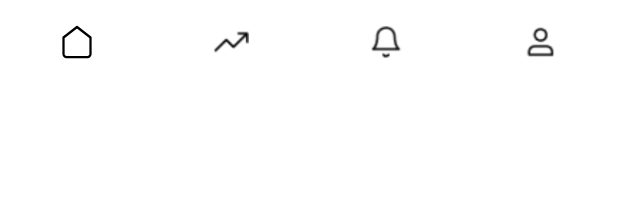
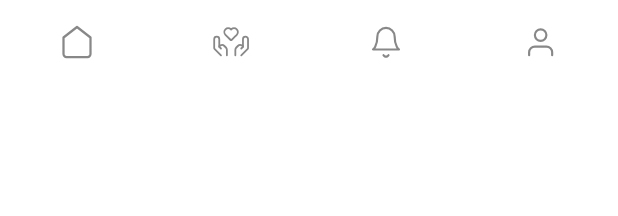
Before and after one commit to Welling-HCI-Team5/Welling_Android, an Android app built with Jetpack Compose: the @Preview function Navi_DefaultPreview, on a phone screen of 412 x 824 dp. Shown: the top 216 px of the screen. Run offline under Robolectric (Android 15) with nearby library versions, the phone set to English and light mode, and no system bars; Roboto replaces fonts that are not available here.

Commit message:
fix: BottomNav 최종 수정 및 관련 기부 진행하기 navigate Fix

```diff
--- a/app/src/main/java/com/example/welling/component/BottomNavigationBar.kt
+++ b/app/src/main/java/com/example/welling/component/BottomNavigationBar.kt
@@ -38,7 +38,8 @@ fun BottomNavigationBar(navController: NavHostController) {
                 Icon(
                     painter = painterResource(id = R.drawable.home),
                     contentDescription = null,
-                    modifier = Modifier.size(24.dp)
+                    modifier = Modifier.size(24.dp),
+                    tint = if (currentRoute == "main_donation") Color(0xFFA4D41C) else Color.Gray
                 )
             },
             selected = currentRoute == "main_donation",
@@ -59,9 +60,10 @@ fun BottomNavigationBar(navController: NavHostController) {
         BottomNavigationItem(
             icon = {
                 Icon(
-                    painter = painterResource(R.drawable.grayway),
+                    painter = painterResource(R.drawable.icon__donate),
                     contentDescription = null,
-                    modifier = Modifier.size(24.dp)
+                    modifier = Modifier.size(24.dp),
+                    tint = if (currentRoute == "ability_donation") Color(0xFFA4D41C) else Color.Gray
                 )
             },
             selected = currentRoute == "ability_donation",
@@ -82,9 +84,10 @@ fun BottomNavigationBar(navController: NavHostController) {
         BottomNavigationItem(
             icon = {
                 Icon(
-                    painter = painterResource(R.drawable.bell),
+                    painter = painterResource(R.drawable.icon_bell),
                     contentDescription = null,
-                    modifier = Modifier.size(24.dp)
+                    modifier = Modifier.size(24.dp),
+                    tint = if (currentRoute == "notifications") Color(0xFFA4D41C) else Color.Gray
                 )
             },
             selected = currentRoute == "notifications",
@@ -105,9 +108,10 @@ fun BottomNavigationBar(navController: NavHostController) {
         BottomNavigationItem(
             icon = {
                 Icon(
-                    painter = painterResource(R.drawable.user),
+                    painter = painterResource(R.drawable.icon_user),
                     contentDescription = null,
-                    modifier = Modifier.size(24.dp)
+                    modifier = Modifier.size(24.dp),
+                    tint = if (currentRoute == "my_page") Color(0xFFA4D41C) else Color.Gray
                 )
             },
             selected = currentRoute == "my_page",
--- a/app/src/main/java/com/example/welling/screen/ArticleScreen.kt
+++ b/app/src/main/java/com/example/welling/screen/ArticleScreen.kt
@@ -112,7 +112,7 @@ fun ArticleScreen(
                     text = "관련 기부 진행하기",
                     onClick = {
                         Toast.makeText(context, "관련 기부 진행하기 버튼 클릭됨!", Toast.LENGTH_SHORT).show()
-                        navController.navigate("donation_detail_screen")
+                        navController.navigate("donation_detail_screen/$imageRes/$title/$description")
                     }
                 )
             }
--- /dev/null
+++ b/app/src/main/res/drawable/icon__donate.xml
@@ -0,0 +1,40 @@
+<vector xmlns:android="http://schemas.android.com/apk/res/android"
+    android:width="30dp"
+    android:height="25dp"
+    android:viewportWidth="30"
+    android:viewportHeight="25">
+  <path
+      android:pathData="M20.734,4.214C20.734,5.061 20.399,5.876 19.802,6.478C18.425,7.865 17.09,9.311 15.663,10.648C15.335,10.95 14.816,10.939 14.503,10.623L10.39,6.478C9.147,5.225 9.147,3.202 10.39,1.949C11.646,0.684 13.691,0.684 14.946,1.949L15.096,2.1L15.245,1.949C15.847,1.342 16.667,1 17.523,1C18.38,1 19.2,1.342 19.802,1.949C20.399,2.552 20.734,3.366 20.734,4.214Z"
+      android:strokeLineJoin="round"
+      android:strokeWidth="1.5"
+      android:fillColor="#00000000"
+      android:strokeColor="#000000"/>
+  <path
+      android:pathData="M23.554,23.554L28.944,18.163C29.103,18.004 29.192,17.789 29.192,17.565V10.162C29.192,8.995 28.245,8.048 27.078,8.048C25.91,8.048 24.963,8.995 24.963,10.162V16.506"
+      android:strokeLineJoin="round"
+      android:strokeWidth="1.5"
+      android:fillColor="#00000000"
+      android:strokeColor="#000000"
+      android:strokeLineCap="round"/>
+  <path
+      android:pathData="M23.554,17.915L24.763,16.706C24.891,16.577 24.963,16.404 24.963,16.223C24.963,15.964 24.817,15.728 24.586,15.612L23.962,15.3C22.876,14.757 21.565,14.97 20.707,15.828L19.446,17.089C18.917,17.618 18.62,18.335 18.62,19.083V23.553"
+      android:strokeLineJoin="round"
+      android:strokeWidth="1.5"
+      android:fillColor="#00000000"
+      android:strokeColor="#000000"
+      android:strokeLineCap="round"/>
+  <path
+      android:pathData="M6.638,23.554L1.248,18.163C1.089,18.004 1,17.789 1,17.565V10.162C1,8.995 1.947,8.048 3.114,8.048C4.282,8.048 5.229,8.995 5.229,10.162V16.506"
+      android:strokeLineJoin="round"
+      android:strokeWidth="1.5"
+      android:fillColor="#00000000"
+      android:strokeColor="#000000"
+      android:strokeLineCap="round"/>
+  <path
+      android:pathData="M6.639,17.915L5.429,16.706C5.301,16.577 5.229,16.404 5.229,16.223C5.229,15.964 5.375,15.728 5.606,15.612L6.231,15.3C7.316,14.757 8.627,14.97 9.485,15.828L10.747,17.089C11.275,17.618 11.572,18.335 11.572,19.083V23.553"
+      android:strokeLineJoin="round"
+      android:strokeWidth="1.5"
+      android:fillColor="#00000000"
+      android:strokeColor="#000000"
+      android:strokeLineCap="round"/>
+</vector>
--- /dev/null
+++ b/app/src/main/res/drawable/icon_bell.xml
@@ -0,0 +1,13 @@
+<vector xmlns:android="http://schemas.android.com/apk/res/android"
+    android:width="25dp"
+    android:height="24dp"
+    android:viewportWidth="25"
+    android:viewportHeight="24">
+  <path
+      android:pathData="M14.23,21C14.054,21.303 13.802,21.555 13.498,21.729C13.195,21.904 12.85,21.997 12.5,21.997C12.15,21.997 11.805,21.904 11.502,21.729C11.198,21.555 10.946,21.303 10.77,21M18.5,8C18.5,6.409 17.868,4.883 16.743,3.757C15.617,2.632 14.091,2 12.5,2C10.909,2 9.383,2.632 8.257,3.757C7.132,4.883 6.5,6.409 6.5,8C6.5,15 3.5,17 3.5,17H21.5C21.5,17 18.5,15 18.5,8Z"
+      android:strokeLineJoin="round"
+      android:strokeWidth="1.5"
+      android:fillColor="#00000000"
+      android:strokeColor="#979C9E"
+      android:strokeLineCap="round"/>
+</vector>
--- /dev/null
+++ b/app/src/main/res/drawable/icon_user.xml
@@ -0,0 +1,20 @@
+<vector xmlns:android="http://schemas.android.com/apk/res/android"
+    android:width="25dp"
+    android:height="24dp"
+    android:viewportWidth="25"
+    android:viewportHeight="24">
+  <path
+      android:pathData="M20.25,21V19C20.25,17.939 19.829,16.922 19.078,16.172C18.328,15.421 17.311,15 16.25,15H8.25C7.189,15 6.172,15.421 5.422,16.172C4.671,16.922 4.25,17.939 4.25,19V21"
+      android:strokeLineJoin="round"
+      android:strokeWidth="1.5"
+      android:fillColor="#00000000"
+      android:strokeColor="#979C9E"
+      android:strokeLineCap="round"/>
+  <path
+      android:pathData="M12.25,11C14.459,11 16.25,9.209 16.25,7C16.25,4.791 14.459,3 12.25,3C10.041,3 8.25,4.791 8.25,7C8.25,9.209 10.041,11 12.25,11Z"
+      android:strokeLineJoin="round"
+      android:strokeWidth="1.5"
+      android:fillColor="#00000000"
+      android:strokeColor="#979C9E"
+      android:strokeLineCap="round"/>
+</vector>
```
